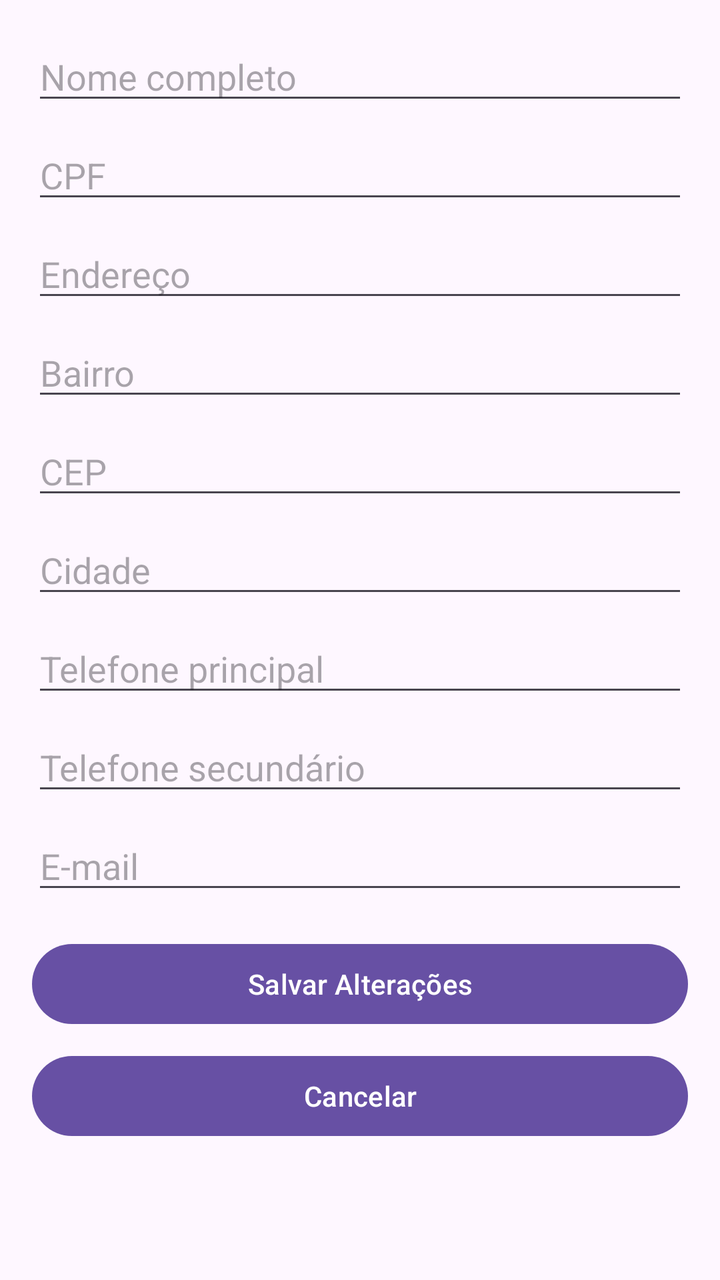
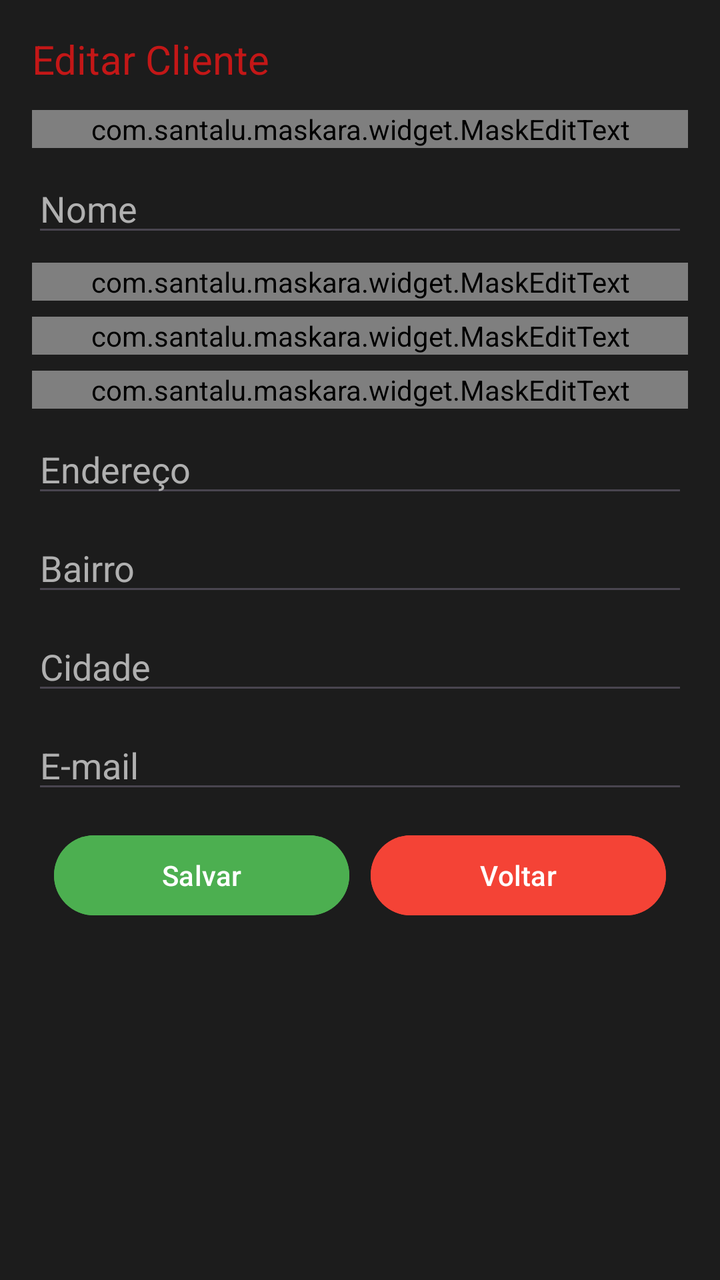

Before-and-after screenshots of an Android layout around one commit, followed by the original layout XML and the change that was made.
<!-- AndroidManifest.xml: application theme Theme.Teste -->
<!-- res/layout/activity_editar_cliente.xml -->
<?xml version="1.0" encoding="utf-8"?>
<ScrollView
    xmlns:android="http://schemas.android.com/apk/res/android"
    xmlns:app="http://schemas.android.com/apk/res-auto"
    android:layout_width="match_parent"
    android:layout_height="match_parent"
    android:padding="16dp">

    <androidx.constraintlayout.widget.ConstraintLayout
        android:layout_width="match_parent"
        android:layout_height="wrap_content">

        
        <EditText
            android:id="@+id/edtNome"
            android:layout_width="match_parent"
            android:layout_height="wrap_content"
            android:hint="Nome completo"
            android:inputType="textPersonName"
            app:layout_constraintTop_toTopOf="parent"/>

        <EditText
            android:id="@+id/edtCpf"
            android:layout_width="match_parent"
            android:layout_height="wrap_content"
            android:layout_marginTop="8dp"
            android:hint="CPF"
            android:inputType="number"
            app:layout_constraintTop_toBottomOf="@+id/edtNome"/>

        <EditText
            android:id="@+id/edtEndereco"
            android:layout_width="match_parent"
            android:layout_height="wrap_content"
            android:layout_marginTop="8dp"
            android:hint="Endereço"
            app:layout_constraintTop_toBottomOf="@+id/edtCpf"/>

        <EditText
            android:id="@+id/edtBairro"
            android:layout_width="match_parent"
            android:layout_height="wrap_content"
            android:layout_marginTop="8dp"
            android:hint="Bairro"
            app:layout_constraintTop_toBottomOf="@+id/edtEndereco"/>

        <EditText
            android:id="@+id/edtCep"
            android:layout_width="match_parent"
            android:layout_height="wrap_content"
            android:layout_marginTop="8dp"
            android:hint="CEP"
            android:inputType="number"
            app:layout_constraintTop_toBottomOf="@+id/edtBairro"/>

        <EditText
            android:id="@+id/edtCidade"
            android:layout_width="match_parent"
            android:layout_height="wrap_content"
            android:layout_marginTop="8dp"
            android:hint="Cidade"
            app:layout_constraintTop_toBottomOf="@+id/edtCep"/>

        <EditText
            android:id="@+id/edtTelefone"
            android:layout_width="match_parent"
            android:layout_height="wrap_content"
            android:layout_marginTop="8dp"
            android:hint="Telefone principal"
            android:inputType="phone"
            app:layout_constraintTop_toBottomOf="@+id/edtCidade"/>

        <EditText
            android:id="@+id/edtTelefone2"
            android:layout_width="match_parent"
            android:layout_height="wrap_content"
            android:layout_marginTop="8dp"
            android:hint="Telefone secundário"
            android:inputType="phone"
            app:layout_constraintTop_toBottomOf="@+id/edtTelefone"/>

        <EditText
            android:id="@+id/edtEmail"
            android:layout_width="match_parent"
            android:layout_height="wrap_content"
            android:layout_marginTop="8dp"
            android:hint="E-mail"
            android:inputType="textEmailAddress"
            app:layout_constraintTop_toBottomOf="@+id/edtTelefone2"/>

        
        <Button
            android:id="@+id/btnSalvar"
            android:layout_width="match_parent"
            android:layout_height="wrap_content"
            android:layout_marginTop="16dp"
            android:text="Salvar Alterações"
            app:layout_constraintTop_toBottomOf="@+id/edtEmail"/>

        <Button
            android:id="@+id/btnCancelar"
            android:layout_width="match_parent"
            android:layout_height="wrap_content"
            android:layout_marginTop="8dp"
            android:text="Cancelar"
            app:layout_constraintTop_toBottomOf="@+id/btnSalvar"/>
    </androidx.constraintlayout.widget.ConstraintLayout>
</ScrollView>
<!-- resources referenced by this layout -->
<resources>
  <style name="Theme.Teste" parent="Base.Theme.Teste" />
  <style name="Base.Theme.Teste" parent="Theme.Material3.DayNight.NoActionBar">
          
          
      </style>
</resources>

<!-- the commit's change to res/layout/activity_editar_cliente.xml (unified diff, before → after) -->
@@ -1,108 +1,161 @@
 <?xml version="1.0" encoding="utf-8"?>
-<ScrollView
+<androidx.constraintlayout.widget.ConstraintLayout
     xmlns:android="http://schemas.android.com/apk/res/android"
     xmlns:app="http://schemas.android.com/apk/res-auto"
+    xmlns:tools="http://schemas.android.com/tools"
+    android:id="@+id/main"
     android:layout_width="match_parent"
     android:layout_height="match_parent"
-    android:padding="16dp">
+    android:padding="16dp"
+    android:background="#1C1C1C"
+    tools:context=".EditarClienteActivity">
 
-    <androidx.constraintlayout.widget.ConstraintLayout
-        android:layout_width="match_parent"
-        android:layout_height="wrap_content">
+    <TextView
+        android:id="@+id/title"
+        android:layout_width="wrap_content"
+        android:layout_height="wrap_content"
+        android:text="Editar Cliente"
+        android:textSize="20sp"
+        android:textColor="#C31717"
+        app:layout_constraintTop_toTopOf="parent"
+        app:layout_constraintStart_toStartOf="parent"/>
 
-        
-        <EditText
-            android:id="@+id/edtNome"
-            android:layout_width="match_parent"
-            android:layout_height="wrap_content"
-            android:hint="Nome completo"
-            android:inputType="textPersonName"
-            app:layout_constraintTop_toTopOf="parent"/>
+    <com.santalu.maskara.widget.MaskEditText
+        android:id="@+id/cpfCliente"
+        android:layout_width="0dp"
+        android:layout_height="wrap_content"
+        android:hint="CPF"
+        android:textColorHint="#B0B0B0"
+        android:inputType="number"
+        app:mask="###.###.###-##"
+        app:layout_constraintTop_toBottomOf="@id/title"
+        app:layout_constraintStart_toStartOf="parent"
+        app:layout_constraintEnd_toEndOf="parent"
+        android:layout_marginTop="12dp"/>
 
-        <EditText
-            android:id="@+id/edtCpf"
-            android:layout_width="match_parent"
-            android:layout_height="wrap_content"
-            android:layout_marginTop="8dp"
-            android:hint="CPF"
-            android:inputType="number"
-            app:layout_constraintTop_toBottomOf="@+id/edtNome"/>
+    <EditText
+        android:id="@+id/nomeCliente"
+        android:layout_width="0dp"
+        android:layout_height="wrap_content"
+        android:hint="Nome"
+        android:textColorHint="#B0B0B0"
+        android:inputType="textPersonName"
+        app:layout_constraintTop_toBottomOf="@id/cpfCliente"
+        app:layout_constraintStart_toStartOf="parent"
+        app:layout_constraintEnd_toEndOf="parent"
+        android:layout_marginTop="8dp"/>
 
-        <EditText
-            android:id="@+id/edtEndereco"
-            android:layout_width="match_parent"
-            android:layout_height="wrap_content"
-            android:layout_marginTop="8dp"
-            android:hint="Endereço"
-            app:layout_constraintTop_toBottomOf="@+id/edtCpf"/>
+    <com.santalu.maskara.widget.MaskEditText
+        android:id="@+id/telClienteText8"
+        android:layout_width="0dp"
+        android:layout_height="wrap_content"
+        android:hint="Telefone"
+        android:textColorHint="#B0B0B0"
+        android:inputType="phone"
+        app:mask="(##) #####-####"
+        app:layout_constraintTop_toBottomOf="@id/nomeCliente"
+        app:layout_constraintStart_toStartOf="parent"
+        app:layout_constraintEnd_toEndOf="parent"
+        android:layout_marginTop="8dp"/>
 
-        <EditText
-            android:id="@+id/edtBairro"
-            android:layout_width="match_parent"
-            android:layout_height="wrap_content"
-            android:layout_marginTop="8dp"
-            android:hint="Bairro"
-            app:layout_constraintTop_toBottomOf="@+id/edtEndereco"/>
+    <com.santalu.maskara.widget.MaskEditText
+        android:id="@+id/telCliente2"
+        android:layout_width="0dp"
+        android:layout_height="wrap_content"
+        android:hint="Telefone 2 (opcional)"
+        android:textColorHint="#B0B0B0"
+        android:inputType="phone"
+        app:mask="(##) #####-####"
+        app:layout_constraintTop_toBottomOf="@id/telClienteText8"
+        app:layout_constraintStart_toStartOf="parent"
+        app:layout_constraintEnd_toEndOf="parent"
+        android:layout_marginTop="8dp"/>
 
-        <EditText
-            android:id="@+id/edtCep"
-            android:layout_width="match_parent"
-            android:layout_height="wrap_content"
-            android:layout_marginTop="8dp"
-            android:hint="CEP"
-            android:inputType="number"
-            app:layout_constraintTop_toBottomOf="@+id/edtBairro"/>
+    <com.santalu.maskara.widget.MaskEditText
+        android:id="@+id/cepCliente"
+        android:layout_width="0dp"
+        android:layout_height="wrap_content"
+        android:hint="CEP"
+        android:textColorHint="#B0B0B0"
+        android:inputType="number"
+        app:mask="#####-###"
+        app:layout_constraintTop_toBottomOf="@id/telCliente2"
+        app:layout_constraintStart_toStartOf="parent"
+        app:layout_constraintEnd_toEndOf="parent"
+        android:layout_marginTop="8dp"/>
 
-        <EditText
-            android:id="@+id/edtCidade"
-            android:layout_width="match_parent"
-            android:layout_height="wrap_content"
-            android:layout_marginTop="8dp"
-            android:hint="Cidade"
-            app:layout_constraintTop_toBottomOf="@+id/edtCep"/>
+    <EditText
+        android:id="@+id/endCliente"
+        android:layout_width="0dp"
+        android:layout_height="wrap_content"
+        android:hint="Endereço"
+        android:textColorHint="#B0B0B0"
+        android:inputType="text"
+        app:layout_constraintTop_toBottomOf="@id/cepCliente"
+        app:layout_constraintStart_toStartOf="parent"
+        app:layout_constraintEnd_toEndOf="parent"
+        android:layout_marginTop="8dp"/>
 
-        <EditText
-            android:id="@+id/edtTelefone"
-            android:layout_width="match_parent"
-            android:layout_height="wrap_content"
-            android:layout_marginTop="8dp"
-            android:hint="Telefone principal"
-            android:inputType="phone"
-            app:layout_constraintTop_toBottomOf="@+id/edtCidade"/>
+    <EditText
+        android:id="@+id/bairroCliente"
+        android:layout_width="0dp"
+        android:layout_height="wrap_content"
+        android:hint="Bairro"
+        android:textColorHint="#B0B0B0"
+        android:inputType="text"
+        app:layout_constraintTop_toBottomOf="@id/endCliente"
+        app:layout_constraintStart_toStartOf="parent"
+        app:layout_constraintEnd_toEndOf="parent"
+        android:layout_marginTop="8dp"/>
 
-        <EditText
-            android:id="@+id/edtTelefone2"
-            android:layout_width="match_parent"
-            android:layout_height="wrap_content"
-            android:layout_marginTop="8dp"
-            android:hint="Telefone secundário"
-            android:inputType="phone"
-            app:layout_constraintTop_toBottomOf="@+id/edtTelefone"/>
+    <EditText
+        android:id="@+id/cidCliente"
+        android:layout_width="0dp"
+        android:layout_height="wrap_content"
+        android:hint="Cidade"
+        android:textColorHint="#B0B0B0"
+        android:inputType="text"
+        app:layout_constraintTop_toBottomOf="@id/bairroCliente"
+        app:layout_constraintStart_toStartOf="parent"
+        app:layout_constraintEnd_toEndOf="parent"
+        android:layout_marginTop="8dp"/>
 
-        <EditText
-            android:id="@+id/edtEmail"
-            android:layout_width="match_parent"
-            android:layout_height="wrap_content"
-            android:layout_marginTop="8dp"
-            android:hint="E-mail"
-            android:inputType="textEmailAddress"
-            app:layout_constraintTop_toBottomOf="@+id/edtTelefone2"/>
+    <EditText
+        android:id="@+id/emailCliente"
+        android:layout_width="0dp"
+        android:layout_height="wrap_content"
+        android:hint="E-mail"
+        android:textColorHint="#B0B0B0"
+        android:inputType="textEmailAddress"
+        app:layout_constraintTop_toBottomOf="@id/cidCliente"
+        app:layout_constraintStart_toStartOf="parent"
+        app:layout_constraintEnd_toEndOf="parent"
+        android:layout_marginTop="8dp"/>
 
-        
-        <Button
-            android:id="@+id/btnSalvar"
-            android:layout_width="match_parent"
-            android:layout_height="wrap_content"
-            android:layout_marginTop="16dp"
-            android:text="Salvar Alterações"
-            app:layout_constraintTop_toBottomOf="@+id/edtEmail"/>
+    <Button
+        android:id="@+id/btnSalvarCliente"
+        android:layout_width="0dp"
+        android:layout_height="wrap_content"
+        android:text="Salvar"
+        android:backgroundTint="#4CAF50"
+        android:textColor="#FFF"
+        app:layout_constraintTop_toBottomOf="@id/emailCliente"
+        app:layout_constraintStart_toStartOf="parent"
+        app:layout_constraintEnd_toStartOf="@id/voltar_btn"
+        app:layout_constraintWidth_percent="0.45"
+        android:layout_marginTop="12dp"/>
 
-        <Button
-            android:id="@+id/btnCancelar"
-            android:layout_width="match_parent"
-            android:layout_height="wrap_content"
-            android:layout_marginTop="8dp"
-            android:text="Cancelar"
-            app:layout_constraintTop_toBottomOf="@+id/btnSalvar"/>
-    </androidx.constraintlayout.widget.ConstraintLayout>
-</ScrollView>
+    <Button
+        android:id="@+id/voltar_btn"
+        android:layout_width="0dp"
+        android:layout_height="wrap_content"
+        android:text="Voltar"
+        android:backgroundTint="#F44336"
+        android:textColor="#FFF"
+        app:layout_constraintTop_toBottomOf="@id/emailCliente"
+        app:layout_constraintStart_toEndOf="@id/btnSalvarCliente"
+        app:layout_constraintEnd_toEndOf="parent"
+        app:layout_constraintWidth_percent="0.45"
+        android:layout_marginTop="12dp"/>
+
+</androidx.constraintlayout.widget.ConstraintLayout>
